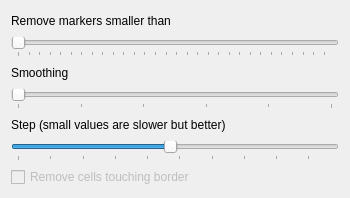
Old version of the form views/watershed.ui in the repository tmramalho/bigCellBrotherGUI.
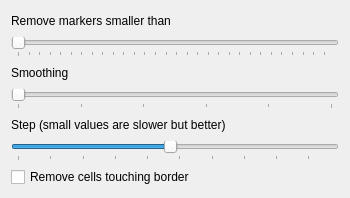
New version of the form.

Diff of the .ui file:
```diff
--- a/views/watershed.ui
+++ b/views/watershed.ui
@@ -112,7 +112,7 @@
      <item>
       <widget class="QCheckBox" name="checkBox">
        <property name="enabled">
-        <bool>false</bool>
+        <bool>true</bool>
        </property>
        <property name="text">
         <string>Remove cells touching border</string>
```
